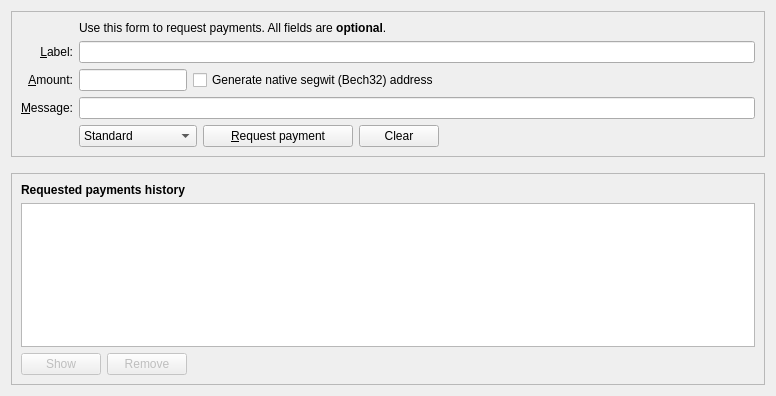
The window that src/qt/forms/receivecoinsdialog.ui (THETCR/core) describes before a commit, drawn with Qt 5.
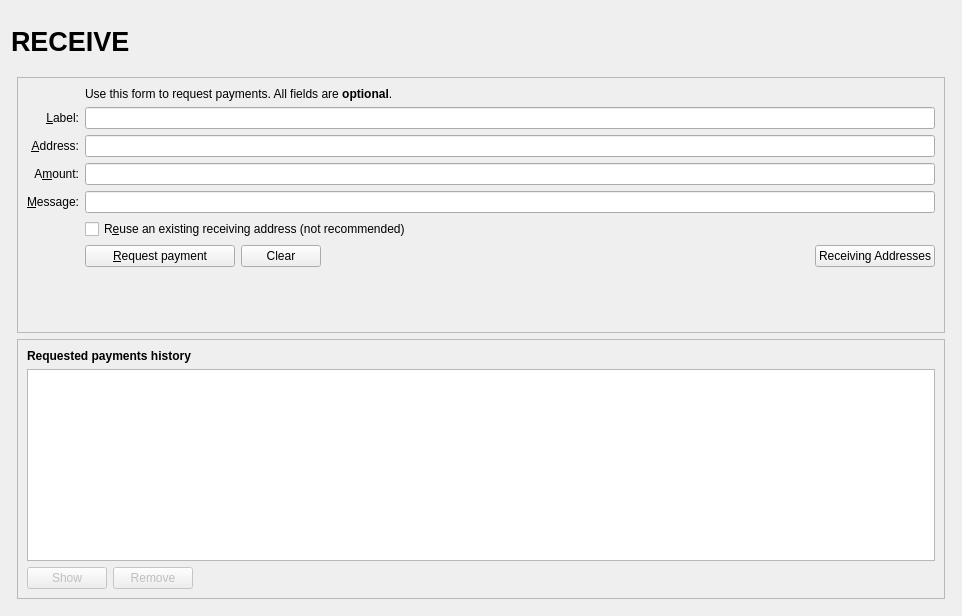
The same window after the commit. Icons and pictures are not drawn. Custom widgets are drawn as their Qt base class.

```diff
--- a/src/qt/forms/receivecoinsdialog.ui
+++ b/src/qt/forms/receivecoinsdialog.ui
@@ -6,11 +6,119 @@
    <rect>
     <x>0</x>
     <y>0</y>
-    <width>776</width>
-    <height>396</height>
+    <width>962</width>
+    <height>616</height>
    </rect>
   </property>
-  <layout class="QVBoxLayout" name="verticalLayout" stretch="0,0,1">
+  <layout class="QVBoxLayout" name="verticalLayout" stretch="0">
+   <item>
+    <layout class="QVBoxLayout" name="verticalLayout_Master" stretch="0,1">
+     <property name="spacing">
+      <number>0</number>
+     </property>
+     <item>
+      <widget class="QFrame" name="frame_Header">
+       <layout class="QVBoxLayout" name="verticalLayout_8">
+        <property name="leftMargin">
+         <number>0</number>
+        </property>
+        <property name="topMargin">
+         <number>0</number>
+        </property>
+        <property name="rightMargin">
+         <number>0</number>
+        </property>
+        <property name="bottomMargin">
+         <number>0</number>
+        </property>
+        <item>
+         <layout class="QHBoxLayout" name="horizontalLayout_Header" stretch="1,0,1">
+          <item>
+           <widget class="QLabel" name="labelOverviewHeaderLeft">
+            <property name="minimumSize">
+             <size>
+              <width>464</width>
+              <height>60</height>
+             </size>
+            </property>
+            <property name="maximumSize">
+             <size>
+              <width>16777215</width>
+              <height>60</height>
+             </size>
+            </property>
+            <property name="font">
+             <font>
+              <pointsize>20</pointsize>
+              <weight>75</weight>
+              <bold>true</bold>
+             </font>
+            </property>
+            <property name="text">
+             <string>RECEIVE</string>
+            </property>
+           </widget>
+          </item>
+          <item>
+           <spacer name="horizontalSpacer_3">
+            <property name="orientation">
+             <enum>Qt::Horizontal</enum>
+            </property>
+            <property name="sizeHint" stdset="0">
+             <size>
+              <width>40</width>
+              <height>20</height>
+             </size>
+            </property>
+           </spacer>
+          </item>
+          <item>
+           <widget class="QLabel" name="labelOverviewHeaderRight">
+            <property name="minimumSize">
+             <size>
+              <width>464</width>
+              <height>60</height>
+             </size>
+            </property>
+            <property name="maximumSize">
+             <size>
+              <width>16777215</width>
+              <height>60</height>
+             </size>
+            </property>
+            <property name="font">
+             <font>
+              <pointsize>14</pointsize>
+             </font>
+            </property>
+            <property name="text">
+             <string/>
+            </property>
+            <property name="alignment">
+             <set>Qt::AlignRight|Qt::AlignTrailing|Qt::AlignVCenter</set>
+            </property>
+           </widget>
+          </item>
+         </layout>
+        </item>
+       </layout>
+      </widget>
+     </item>
+     <item>
+      <widget class="QFrame" name="frame_BG">
+       <layout class="QVBoxLayout" name="verticalLayout_5">
+        <property name="leftMargin">
+         <number>6</number>
+        </property>
+        <property name="topMargin">
+         <number>6</number>
+        </property>
+        <property name="rightMargin">
+         <number>6</number>
+        </property>
+        <property name="bottomMargin">
+         <number>6</number>
+        </property>
    <item>
     <widget class="QFrame" name="frame2">
      <property name="sizePolicy">
@@ -28,19 +136,10 @@
      <layout class="QVBoxLayout" name="verticalLayout_3">
       <item>
        <layout class="QGridLayout" name="gridLayout">
-        <item row="5" column="0">
-         <widget class="QLabel" name="label">
-          <property name="toolTip">
-           <string>An optional amount to request. Leave this empty or zero to not request a specific amount.</string>
-          </property>
+             <item row="2" column="2">
+              <widget class="QLabel" name="label_5">
           <property name="text">
-           <string>&amp;Amount:</string>
-          </property>
-          <property name="alignment">
-           <set>Qt::AlignRight|Qt::AlignTrailing|Qt::AlignVCenter</set>
-          </property>
-          <property name="buddy">
-           <cstring>reqAmount</cstring>
+                <string>Use this form to request payments. All fields are &lt;b&gt;optional&lt;/b&gt;.</string>
           </property>
          </widget>
         </item>
@@ -56,23 +155,7 @@
            <set>Qt::AlignRight|Qt::AlignTrailing|Qt::AlignVCenter</set>
           </property>
           <property name="buddy">
-           <cstring>reqMessage</cstring>
-          </property>
-         </widget>
-        </item>
-        <item row="6" column="0">
-         <widget class="QLabel" name="label_3">
-          <property name="toolTip">
-           <string>An optional message to attach to the payment request, which will be displayed when the request is opened. Note: The message will not be sent with the payment over the Wispr network.</string>
-          </property>
-          <property name="text">
-           <string>&amp;Message:</string>
-          </property>
-          <property name="alignment">
-           <set>Qt::AlignRight|Qt::AlignTrailing|Qt::AlignVCenter</set>
-          </property>
-          <property name="buddy">
-           <cstring>reqMessage</cstring>
+                <cstring>reqLabel</cstring>
           </property>
          </widget>
         </item>
@@ -83,56 +166,116 @@
           </property>
          </widget>
         </item>
-        <item row="2" column="2">
-         <widget class="QLabel" name="label_5">
+             <item row="5" column="0">
+              <widget class="QLabel" name="label">
+               <property name="toolTip">
+                <string>Your receiving address. You can copy and use it to receive coins on this wallet. A new one will be generated once it is used.</string>
+               </property>
           <property name="text">
-           <string>Use this form to request payments. All fields are &lt;b&gt;optional&lt;/b&gt;.</string>
-          </property>
-         </widget>
-        </item>
-        <item row="7" column="0">
-         <widget class="QLabel" name="label_4">
+                <string>&amp;Address:</string>
+               </property>
+               <property name="alignment">
+                <set>Qt::AlignRight|Qt::AlignTrailing|Qt::AlignVCenter</set>
+               </property>
+               <property name="buddy">
+                <cstring>reqAddress</cstring>
+               </property>
+              </widget>
+             </item>
+             <item row="5" column="2">
+              <widget class="QLineEdit" name="reqAddress">
+               <property name="readOnly">
+                <bool>true</bool>
+               </property>
+               <property name="minimumSize">
+                <size>
+                 <width>80</width>
+                 <height>0</height>
+                </size>
+               </property>
+               <property name="toolTip">
+                <string>Your receiving address. You can copy and use it to receive coins on this wallet. A new one will be generated once it is used.</string>
+               </property>
+              </widget>
+             </item>
+             <item row="6" column="0">
+              <widget class="QLabel" name="label">
+               <property name="toolTip">
+                <string>An optional amount to request. Leave this empty or zero to not request a specific amount.</string>
+               </property>
           <property name="text">
-           <string/>
+                <string>A&amp;mount:</string>
+               </property>
+               <property name="alignment">
+                <set>Qt::AlignRight|Qt::AlignTrailing|Qt::AlignVCenter</set>
+               </property>
+               <property name="buddy">
+                <cstring>reqAmount</cstring>
           </property>
          </widget>
         </item>
         <item row="6" column="2">
-         <widget class="QLineEdit" name="reqMessage">
+              <widget class="BitcoinAmountField" name="reqAmount">
+               <property name="minimumSize">
+                <size>
+                 <width>80</width>
+                 <height>0</height>
+                </size>
+               </property>
           <property name="toolTip">
-           <string>An optional message to attach to the payment request, which will be displayed when the request is opened. Note: The message will not be sent with the payment over the Wispr network.</string>
+                <string>An optional amount to request. Leave this empty or zero to not request a specific amount.</string>
+               </property>
+              </widget>
+             </item>
+             <item row="7" column="0">
+              <widget class="QLabel" name="label_3">
+               <property name="toolTip">
+                <string>An optional message to attach to the payment request, which will be displayed when the request is opened. Note: The message will not be sent with the payment over the WISPR network.</string>
+               </property>
+               <property name="text">
+                <string>&amp;Message:</string>
+               </property>
+               <property name="alignment">
+                <set>Qt::AlignRight|Qt::AlignTrailing|Qt::AlignVCenter</set>
+               </property>
+               <property name="buddy">
+                <cstring>reqMessage</cstring>
           </property>
          </widget>
         </item>
         <item row="7" column="2">
+              <widget class="QLineEdit" name="reqMessage">
+               <property name="toolTip">
+                <string>An optional message to attach to the payment request, which will be displayed when the request is opened.&lt;br&gt;Note: The message will not be sent with the payment over the WISPR network.</string>
+               </property>
+              </widget>
+             </item>
+             <item row="8" column="0">
+              <widget class="QLabel" name="label_4">
+               <property name="text">
+                <string/>
+               </property>
+              </widget>
+             </item>
+             <item row="8" column="2">
+              <widget class="QCheckBox" name="reuseAddress">
+               <property name="toolTip">
+                <string>Reuse one of the previously used receiving addresses.&lt;br&gt;Reusing addresses has security and privacy issues.&lt;br&gt;Do not use this unless re-generating a payment request made before.</string>
+               </property>
+               <property name="text">
+                <string>R&amp;euse an existing receiving address (not recommended)</string>
+               </property>
+              </widget>
+             </item>
+             <item row="9" column="0">
+              <widget class="QLabel" name="label_7">
+               <property name="text">
+                <string/>
+               </property>
+              </widget>
+             </item>
+             <item row="9" column="2">
          <layout class="QHBoxLayout" name="horizontalLayout">
-          <item>
-           <widget class="QComboBox" name="cbxAddressType">
-            <property name="locale">
-             <locale language="English" country="UnitedKingdom"/>
-            </property>
-            <item>
-             <property name="text">
-              <string>Standard</string>
-             </property>
-            </item>
-            <item>
-             <property name="text">
-              <string>Stealth</string>
-             </property>
-            </item>
-            <item>
-             <property name="text">
-              <string>Extended</string>
-             </property>
-            </item>
-            <item>
-             <property name="text">
-              <string>Standard 256bit</string>
-             </property>
-            </item>
-           </widget>
-          </item>
           <item>
            <widget class="QPushButton" name="receiveButton">
             <property name="minimumSize">
@@ -186,100 +329,39 @@
             </property>
            </spacer>
           </item>
-         </layout>
-        </item>
-        <item row="7" column="0">
-         <widget class="QLabel" name="label_7">
+               <item>
+                <widget class="QPushButton" name="receivingAddressesButton">
           <property name="text">
-           <string/>
-          </property>
-         </widget>
-        </item>
-        <item row="5" column="2">
-         <layout class="QHBoxLayout" name="horizontalLayout_6">
-          <item>
-           <widget class="BitcoinAmountField" name="reqAmount">
-            <property name="sizePolicy">
-             <sizepolicy hsizetype="Fixed" vsizetype="Fixed">
-              <horstretch>0</horstretch>
-              <verstretch>0</verstretch>
-             </sizepolicy>
-            </property>
-            <property name="minimumSize">
-             <size>
-              <width>80</width>
-              <height>0</height>
-             </size>
-            </property>
-            <property name="maximumSize">
-             <size>
-              <width>1000</width>
-              <height>100</height>
-             </size>
-            </property>
-            <property name="toolTip">
-             <string>An optional amount to request. Leave this empty or zero to not request a specific amount.</string>
-            </property>
-           </widget>
-          </item>
-          <item>
-           <widget class="QCheckBox" name="useBech32">
-            <property name="sizePolicy">
-             <sizepolicy hsizetype="Fixed" vsizetype="Fixed">
-              <horstretch>0</horstretch>
-              <verstretch>0</verstretch>
-             </sizepolicy>
-            </property>
-            <property name="maximumSize">
-             <size>
-              <width>1000</width>
-              <height>16777215</height>
-             </size>
-            </property>
-            <property name="focusPolicy">
-             <enum>Qt::StrongFocus</enum>
-            </property>
-
-            <property name="toolTip">
-             <string>Use bech32 encoding.</string>
-            </property>
-            <property name="text">
-             <string>Generate native segwit (Bech32) address</string>
-            </property>
-           </widget>
-          </item>
-          <item>
-           <spacer name="horizontalSpacer_3">
-            <property name="orientation">
-             <enum>Qt::Horizontal</enum>
-            </property>
-            <property name="sizeHint" stdset="0">
-             <size>
-              <width>0</width>
-              <height>0</height>
-             </size>
-            </property>
-           </spacer>
-          </item>
-         </layout>
-        </item>
-       </layout>
-      </item>
-     </layout>
-    </widget>
-   </item>
-   <item>
-    <spacer name="verticalSpacer_2">
+                  <string>Receiving Addresses</string>
+                 </property>
+                 <property name="icon">
+                  <iconset resource="../wispr.qrc">
+                   <normaloff>:/icons/address-book</normaloff>:/icons/address-book</iconset>
+                 </property>
+                 <property name="autoDefault">
+                  <bool>false</bool>
+                 </property>
+                </widget>
+               </item>
+              </layout>
+             </item>
+             <item row="10" column="2">
+              <spacer name="verticalSpacer">
      <property name="orientation">
       <enum>Qt::Vertical</enum>
      </property>
      <property name="sizeHint" stdset="0">
       <size>
        <width>20</width>
-       <height>10</height>
+                 <height>40</height>
       </size>
      </property>
     </spacer>
+             </item>
+            </layout>
+           </item>
+          </layout>
+         </widget>
    </item>
    <item>
     <widget class="QFrame" name="frame">
@@ -311,6 +393,43 @@
       </item>
       <item>
        <widget class="QTableView" name="recentRequestsView">
+             <property name="palette">
+              <palette>
+               <active>
+                <colorrole role="Text">
+                 <brush brushstyle="SolidPattern">
+                  <color alpha="255">
+                   <red>51</red>
+                   <green>51</green>
+                   <blue>51</blue>
+                  </color>
+                 </brush>
+                </colorrole>
+               </active>
+               <inactive>
+                <colorrole role="Text">
+                 <brush brushstyle="SolidPattern">
+                  <color alpha="255">
+                   <red>51</red>
+                   <green>51</green>
+                   <blue>51</blue>
+                  </color>
+                 </brush>
+                </colorrole>
+               </inactive>
+               <disabled>
+                <colorrole role="Text">
+                 <brush brushstyle="SolidPattern">
+                  <color alpha="255">
+                   <red>85</red>
+                   <green>85</green>
+                   <blue>85</blue>
+                  </color>
+                 </brush>
+                </colorrole>
+               </disabled>
+              </palette>
+             </property>
         <property name="contextMenuPolicy">
          <enum>Qt::CustomContextMenu</enum>
         </property>
@@ -384,6 +503,11 @@
    </item>
   </layout>
  </widget>
+     </item>
+    </layout>
+   </item>
+  </layout>
+ </widget>
  <customwidgets>
   <customwidget>
    <class>BitcoinAmountField</class>
```
Left out of the diff: 5 changed lines with no effect on the pictures. Lines whose indentation alone changed are shown as unchanged.
